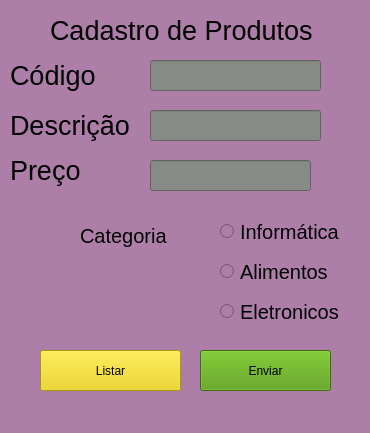
Qt form formulario.ui (guiihh532/myFirstSystemPython) before a commit.
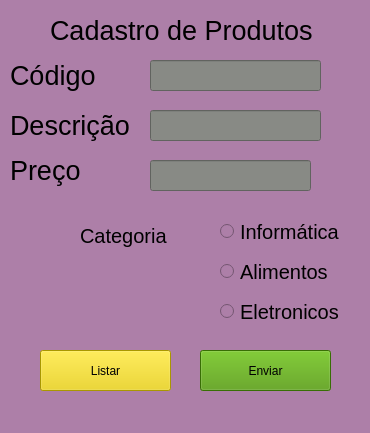
The same form after that commit.

What changed in the file:
```diff
--- a/formulario.ui
+++ b/formulario.ui
@@ -225,7 +225,7 @@
      <rect>
       <x>40</x>
       <y>350</y>
-      <width>141</width>
+      <width>131</width>
       <height>41</height>
      </rect>
     </property>
```
Left out of the diff: 2 changed lines with no effect on the pictures.
